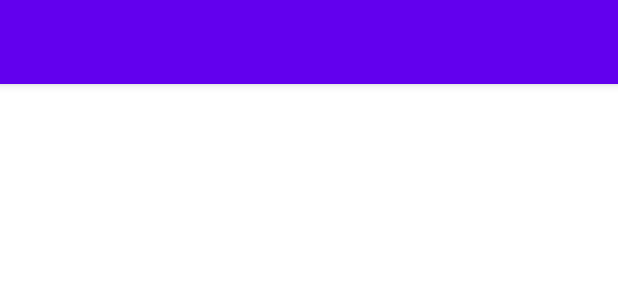
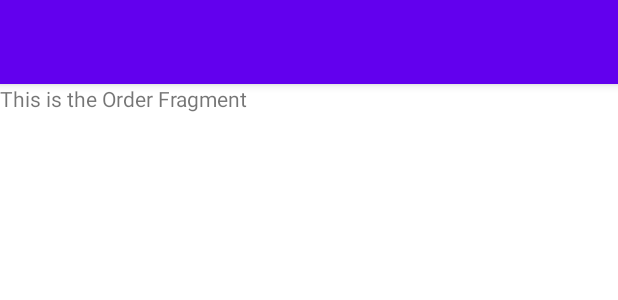
Before and after one commit to mahfuz-aftab/PizzaShopW11, an Android app: the layout fragment_order.xml on its own in the app's theme, with its tools: preview values and no code run, on a phone screen of 412 x 824 dp. Shown: the top 300 px of the screen. Run offline under Robolectric (Android 15) with nearby library versions, the phone set to English and light mode, and no system bars.

Commit message:
Appbarlayout

```diff
--- a/app/src/main/res/layout/fragment_order.xml
+++ b/app/src/main/res/layout/fragment_order.xml
@@ -1,13 +1,31 @@
 <?xml version="1.0" encoding="utf-8"?>
-<FrameLayout xmlns:android="http://schemas.android.com/apk/res/android"
+<androidx.coordinatorlayout.widget.CoordinatorLayout
+    xmlns:android="http://schemas.android.com/apk/res/android"
+    xmlns:app="http://schemas.android.com/apk/res-auto"
     xmlns:tools="http://schemas.android.com/tools"
     android:layout_width="match_parent"
     android:layout_height="match_parent"
     tools:context=".OrderFragment">
 
-    <com.google.android.material.appbar.MaterialToolbar
-        android:id="@+id/toolbar"
+    <com.google.android.material.appbar.AppBarLayout
         android:layout_width="match_parent"
-        android:layout_height="?attr/actionBarSize"
-        style="@style/Widget.MaterialComponents.Toolbar.Primary"/>
-</FrameLayout>
+        android:layout_height="wrap_content"
+        android:theme="@style/ThemeOverlay.MaterialComponents.Dark.ActionBar">
+
+        <com.google.android.material.appbar.MaterialToolbar
+            android:id="@+id/toolbar"
+            android:layout_width="match_parent"
+            android:layout_height="?attr/actionBarSize"
+            app:layout_scrollFlags="scroll|enterAlways"/>
+    </com.google.android.material.appbar.AppBarLayout>
+
+    <androidx.core.widget.NestedScrollView
+        android:layout_width="match_parent"
+        android:layout_height="match_parent"
+        app:layout_behavior="@string/appbar_scrolling_view_behavior">
+        <TextView
+            android:layout_height="match_parent"
+            android:layout_width="match_parent"
+            android:text="This is the Order Fragment"/>
+    </androidx.core.widget.NestedScrollView>
+</androidx.coordinatorlayout.widget.CoordinatorLayout>
```
